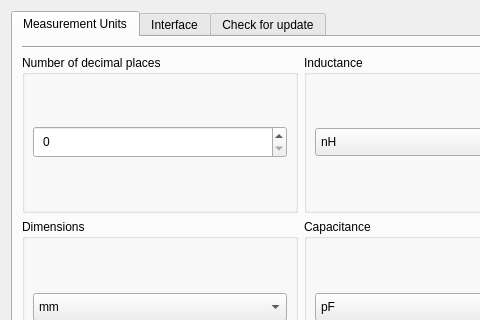
The window that options.ui (radioacoustick/Coil64) describes before a commit, drawn with Qt 5; both pictures show x 0 to 480 and y 0 to 320 of the 602 by 763 pixel window.
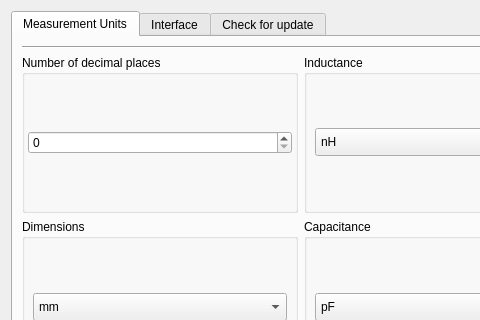
The same window after the commit. Icons and pictures are not drawn.

Diff of the .ui file:
```diff
--- a/options.ui
+++ b/options.ui
@@ -136,9 +136,6 @@
                 <verstretch>0</verstretch>
                </sizepolicy>
               </property>
-              <property name="styleSheet">
-               <string notr="true">padding:5;margin:5</string>
-              </property>
               <property name="frame">
                <bool>true</bool>
               </property>
```
